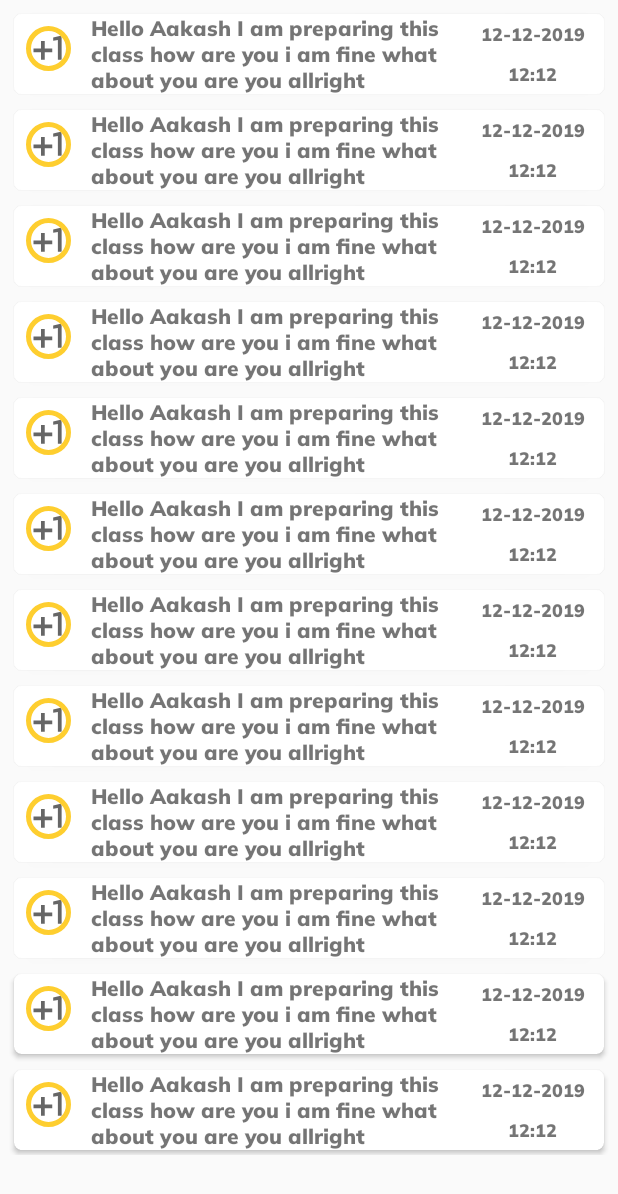
After one commit to Android-Dev-Sahara/Sahara, an Android app: the fragment GeneralPurposeNotificationFragment shown on its own in the app's theme, on a phone screen of 412 x 824 dp. The commit adds this screen. Shown: the top 1194 px of the screen. Run offline under Robolectric (Android 15) with nearby library versions, the phone set to English and light mode, and no system bars; our stand-ins replace CircleImageView; Roboto replaces fonts that are not available here.

Commit message:
Notification Fragment added with its General Amd Special type of Data bifurcation

```diff
--- a/app/build.gradle
+++ b/app/build.gradle
@@ -28,13 +28,14 @@ android {
 dependencies {
     implementation fileTree(dir: 'libs', include: ['*.jar'])
 
-    implementation 'androidx.appcompat:appcompat:1.1.0'
+    implementation 'androidx.appcompat:appcompat:1.2.0'
     implementation 'androidx.constraintlayout:constraintlayout:1.1.3'
     implementation 'androidx.legacy:legacy-support-v4:1.0.0'
+    implementation 'androidx.swiperefreshlayout:swiperefreshlayout:1.1.0'
     testImplementation 'junit:junit:4.12'
     androidTestImplementation 'androidx.test.ext:junit:1.1.1'
     androidTestImplementation 'androidx.test.espresso:espresso-core:3.2.0'
-    implementation 'com.google.android.material:material:1.1.0'
+    implementation 'com.google.android.material:material:1.2.0'
     implementation 'com.google.firebase:firebase-database:19.3.1'
     implementation 'com.google.firebase:firebase-auth:19.3.2'
     implementation 'com.google.firebase:firebase-storage:19.1.1'
--- /dev/null
+++ b/app/src/main/java/com/daiict/internship/Sahara/UserDashboard/GeneralNotificationClass.java
@@ -0,0 +1,40 @@
+package com.daiict.internship.Sahara.UserDashboard;
+
+import java.sql.Time;
+import java.util.Date;
+
+public class GeneralNotificationClass {
+    private String text_data_notification;
+    private String date;
+    private String time;
+
+    public GeneralNotificationClass(String text_data_notification, String date, String time) {
+        this.text_data_notification = text_data_notification;
+        this.date = date;
+        this.time = time;
+    }
+
+    public String getText_data_notification() {
+        return text_data_notification;
+    }
+
+    public void setText_data_notification(String text_data_notification) {
+        this.text_data_notification = text_data_notification;
+    }
+
+    public String getDate() {
+        return date;
+    }
+
+    public void setDate(String date) {
+        this.date = date;
+    }
+
+    public String getTime() {
+        return time;
+    }
+
+    public void setTime(String time) {
+        this.time = time;
+    }
+}
--- /dev/null
+++ b/app/src/main/java/com/daiict/internship/Sahara/UserDashboard/GeneralPurposeNotificationFragment.java
@@ -0,0 +1,78 @@
+package com.daiict.internship.Sahara.UserDashboard;
+
+import android.os.Bundle;
+
+import androidx.fragment.app.Fragment;
+import androidx.recyclerview.widget.LinearLayoutManager;
+import androidx.recyclerview.widget.RecyclerView;
+import androidx.swiperefreshlayout.widget.SwipeRefreshLayout;
+
+import android.view.LayoutInflater;
+import android.view.View;
+import android.view.ViewGroup;
+
+import com.daiict.internship.Sahara.R;
+
+import java.text.DateFormat;
+import java.text.SimpleDateFormat;
+import java.util.ArrayList;
+import java.util.Date;
+
+
+public class GeneralPurposeNotificationFragment extends Fragment {
+    @Override
+    public View onCreateView(LayoutInflater inflater, ViewGroup container,
+                             Bundle savedInstanceState) {
+
+        View view =  inflater.inflate(R.layout.fragment_general_purpose_notification, container, false);
+        RecyclerView rview = view.findViewById(R.id.recyclerview_notification_general_purpose);
+        rview.setHasFixedSize(true);
+        rview.setLayoutManager(new LinearLayoutManager(this.getActivity()));
+        ArrayList<GeneralNotificationClass> list=new ArrayList<GeneralNotificationClass>();
+
+        //Just For Checking Purpose
+        list.add(new GeneralNotificationClass("Hello Aakash I am preparing this class how are you i am fine what about you are you allright","12-12-2019","12:12"));
+        list.add(new GeneralNotificationClass("Hello Aakash I am preparing this class how are you i am fine what about you are you allright","12-12-2019","12:12"));
+        list.add(new GeneralNotificationClass("Hello Aakash I am preparing this class how are you i am fine what about you are you allright","12-12-2019","12:12"));
+        list.add(new GeneralNotificationClass("Hello Aakash I am preparing this class how are you i am fine what about you are you allright","12-12-2019","12:12"));
+        list.add(new GeneralNotificationClass("Hello Aakash I am preparing this class how are you i am fine what about you are you allright","12-12-2019","12:12"));
+        list.add(new GeneralNotificationClass("Hello Aakash I am preparing this class how are you i am fine what about you are you allright","12-12-2019","12:12"));
+        list.add(new GeneralNotificationClass("Hello Aakash I am preparing this class how are you i am fine what about you are you allright","12-12-2019","12:12"));
+        list.add(new GeneralNotificationClass("Hello Aakash I am preparing this class how are you i am fine what about you are you allright","12-12-2019","12:12"));
+        list.add(new GeneralNotificationClass("Hello Aakash I am preparing this class how are you i am fine what about you are you allright","12-12-2019","12:12"));
+        list.add(new GeneralNotificationClass("Hello Aakash I am preparing this class how are you i am fine what about you are you allright","12-12-2019","12:12"));
+        list.add(new GeneralNotificationClass("Hello Aakash I am preparing this class how are you i am fine what about you are you allright","12-12-2019","12:12"));
+        list.add(new GeneralNotificationClass("Hello Aakash I am preparing this class how are you i am fine what about you are you allright","12-12-2019","12:12"));
+        list.add(new GeneralNotificationClass("Hello Aakash I am preparing this class how are you i am fine what about you are you allright","12-12-2019","12:12"));
+        list.add(new GeneralNotificationClass("Hello Aakash I am preparing this class how are you i am fine what about you are you allright","12-12-2019","12:12"));
+        list.add(new GeneralNotificationClass("Hello Aakash I am preparing this class how are you i am fine what about you are you allright","12-12-2019","12:12"));
+        list.add(new GeneralNotificationClass("Hello Aakash I am preparing this class how are you i am fine what about you are you allright","12-12-2019","12:12"));
+        list.add(new GeneralNotificationClass("Hello Aakash I am preparing this class how are you i am fine what about you are you allright","12-12-2019","12:12"));
+        list.add(new GeneralNotificationClass("Hello Aakash I am preparing this class how are you i am fine what about you are you allright","12-12-2019","12:12"));
+        list.add(new GeneralNotificationClass("Hello Aakash I am preparing this class how are you i am fine what about you are you allright","12-12-2019","12:12"));
+        list.add(new GeneralNotificationClass("Hello Aakash I am preparing this class how are you i am fine what about you are you allright","12-12-2019","12:12"));
+        list.add(new GeneralNotificationClass("Hello Aakash I am preparing this class how are you i am fine what about you are you allright","12-12-2019","12:12"));
+        list.add(new GeneralNotificationClass("Hello Aakash I am preparing this class how are you i am fine what about you are you allright","12-12-2019","12:12"));
+        list.add(new GeneralNotificationClass("Hello Aakash I am preparing this class how are you i am fine what about you are you allright","12-12-2019","12:12"));
+        list.add(new GeneralNotificationClass("Hello Aakash I am preparing this class how are you i am fine what about you are you allright","12-12-2019","12:12"));
+        list.add(new GeneralNotificationClass("Hello Aakash I am preparing this class how are you i am fine what about you are you allright","12-12-2019","12:12"));
+        list.add(new GeneralNotificationClass("Hello Aakash I am preparing this class how are you i am fine what about you are you allright","12-12-2019","12:12"));
+        //Delete above One once checked
+        final NotificationGeneralNotificationAdapter notificationGeneralNotificationAdapter = new NotificationGeneralNotificationAdapter(this.getActivity(),list);
+        rview.setAdapter(notificationGeneralNotificationAdapter);
+
+        SwipeRefreshLayout swipeRefreshLayout = view.findViewById(R.id.swiper_notification_general_purpose);
+        swipeRefreshLayout.setOnRefreshListener(new SwipeRefreshLayout.OnRefreshListener() {
+            @Override
+            public void onRefresh() {
+                //Add the code to update the data from database
+
+                notificationGeneralNotificationAdapter.notifyDataSetChanged();
+            }
+        });
+
+
+
+        return view;
+    }
+}
--- /dev/null
+++ b/app/src/main/java/com/daiict/internship/Sahara/UserDashboard/NotificationGeneralNotificationAdapter.java
@@ -0,0 +1,59 @@
+package com.daiict.internship.Sahara.UserDashboard;
+
+import android.content.Context;
+import android.view.LayoutInflater;
+import android.view.View;
+import android.view.ViewGroup;
+import android.widget.TextView;
+
+import androidx.annotation.NonNull;
+import androidx.recyclerview.widget.RecyclerView;
+
+import com.daiict.internship.Sahara.R;
+
+import java.util.ArrayList;
+
+public class NotificationGeneralNotificationAdapter extends RecyclerView.Adapter<NotificationGeneralNotificationAdapter.ViewHolder> {
+
+    public NotificationGeneralNotificationAdapter(Context context, ArrayList<GeneralNotificationClass> list) {
+        this.context = context;
+        this.list = list;
+    }
+
+    Context context;
+    ArrayList<GeneralNotificationClass> list;
+
+    @NonNull
+    @Override
+    public ViewHolder onCreateViewHolder(@NonNull ViewGroup parent, int viewType) {
+        LayoutInflater layoutInflater = LayoutInflater.from(context);
+        View view = layoutInflater.inflate(R.layout.cardview_notification_general_purpose,parent,false);
+        return  new NotificationGeneralNotificationAdapter.ViewHolder(view);
+    }
+
+    @Override
+    public void onBindViewHolder(@NonNull ViewHolder holder, int position) {
+        GeneralNotificationClass object = list.get(position);
+        holder.textView_notify.setText(object.getText_data_notification());
+        holder.textView_date.setText(object.getDate().toString());
+        holder.textView_time.setText(object.getTime().toString());
+    }
+
+    @Override
+    public int getItemCount() {
+        return list.size();
+    }
+
+    public class ViewHolder extends RecyclerView.ViewHolder{
+        TextView textView_notify,textView_date,textView_time;
+        public ViewHolder(@NonNull View itemView) {
+            super(itemView);
+            textView_notify = itemView.findViewById(R.id.general_notification_display);
+            textView_date = itemView.findViewById(R.id.general_notification_date);
+            textView_time = itemView.findViewById(R.id.general_notification_time);
+
+        }
+
+
+    }
+}
--- a/app/src/main/java/com/daiict/internship/Sahara/UserDashboard/adapter.java
+++ b/app/src/main/java/com/daiict/internship/Sahara/UserDashboard/adapter.java
@@ -40,7 +40,6 @@ public class adapter extends RecyclerView.Adapter<adapter.MyViewHolder> {
         holder.weight.setText(Float.toString(item.getWeight()));
         holder.spoilage.setText(Boolean .toString(item.isSpoilage()));
 
-
     }
 
 
--- /dev/null
+++ b/app/src/main/res/drawable/general_notification.xml
@@ -0,0 +1,10 @@
+<vector xmlns:android="http://schemas.android.com/apk/res/android"
+    android:width="24dp"
+    android:height="24dp"
+    android:viewportWidth="24"
+    android:viewportHeight="24"
+    android:tint="?attr/colorControlNormal">
+  <path
+      android:fillColor="@android:color/white"
+      android:pathData="M10,8L8,8v4L4,12v2h4v4h2v-4h4v-2h-4zM14.5,6.08L14.5,7.9l2.5,-0.5L17,18h2L19,5z"/>
+</vector>
--- /dev/null
+++ b/app/src/main/res/layout/cardview_notification_general_purpose.xml
@@ -0,0 +1,78 @@
+<?xml version="1.0" encoding="utf-8"?>
+<LinearLayout xmlns:android="http://schemas.android.com/apk/res/android"
+    android:layout_width="match_parent"
+    android:layout_height="wrap_content"
+    xmlns:app="http://schemas.android.com/apk/res-auto"
+    android:orientation="vertical">
+    <androidx.cardview.widget.CardView
+        android:id="@+id/card_notification_general_notification"
+        android:layout_width="match_parent"
+        android:layout_height="wrap_content"
+        android:elevation="10dp"
+        app:cardCornerRadius="5dp"
+        android:layout_margin="5dp"
+        app:cardBackgroundColor="@color/white">
+        <LinearLayout
+            android:layout_width="match_parent"
+            android:layout_height="wrap_content"
+            android:weightSum="10"
+            android:orientation="horizontal">
+        <de.hdodenhof.circleimageview.CircleImageView
+            android:id="@+id/circleImageView"
+            android:layout_width="30dp"
+            android:layout_height="30dp"
+            android:layout_marginStart="8dp"
+            android:layout_weight="0"
+            android:layout_marginTop="8dp"
+            android:layout_marginEnd="8dp"
+            android:layout_marginBottom="8dp"
+            android:src="@drawable/general_notification"
+            app:civ_border_color="@color/colorPrimary"
+            app:civ_border_width="3dp"/>
+        <TextView
+            android:id="@+id/general_notification_display"
+            android:layout_marginStart="5dp"
+            android:layout_gravity="center"
+            android:layout_marginEnd="2dp"
+            android:layout_width="0dp"
+            android:fontFamily="@font/muli_black"
+            android:layout_height="wrap_content"
+            android:layout_weight="7.5"
+            android:text="Hello World Hw are you"/>
+
+            <LinearLayout
+                android:layout_width="0dp"
+                android:layout_weight="2.5"
+                android:layout_gravity="center"
+                android:layout_marginEnd="5dp"
+                android:layout_height="wrap_content"
+                android:orientation="vertical">
+                <TextView
+                    android:id="@+id/general_notification_date"
+                    android:layout_gravity="center"
+                    android:layout_width="wrap_content"
+                    android:textSize="12sp"
+                    android:fontFamily="@font/muli_black"
+                    android:layout_marginBottom="5dp"
+                    android:layout_height="wrap_content"
+                    android:text="Date"/>
+                <TextView
+                    android:id="@+id/general_notification_time"
+                    android:layout_gravity="center"
+                    android:textAlignment="center"
+                    android:layout_width="wrap_content"
+                    android:fontFamily="@font/muli_black"
+                    android:layout_marginTop="5dp"
+                    android:layout_height="wrap_content"
+                    android:textSize="12sp"
+                    android:text="Time"/>
+
+
+
+            </LinearLayout>
+        </LinearLayout>
+
+
+    </androidx.cardview.widget.CardView>
+
+</LinearLayout>
--- /dev/null
+++ b/app/src/main/res/layout/fragment_general_purpose_notification.xml
@@ -0,0 +1,23 @@
+<?xml version="1.0" encoding="utf-8"?>
+<RelativeLayout xmlns:android="http://schemas.android.com/apk/res/android"
+    xmlns:tools="http://schemas.android.com/tools"
+    android:layout_width="match_parent"
+    android:layout_height="match_parent"
+    tools:context=".UserDashboard.GeneralPurposeNotificationFragment">
+
+
+        <androidx.swiperefreshlayout.widget.SwipeRefreshLayout
+            android:id="@+id/swiper_notification_general_purpose"
+            android:layout_width="match_parent"
+            android:layout_height="wrap_content"
+            android:layout_marginBottom="50dp">
+
+            <androidx.recyclerview.widget.RecyclerView
+                android:id="@+id/recyclerview_notification_general_purpose"
+                android:layout_width="match_parent"
+                android:layout_height="match_parent"
+                android:padding="4dp"
+                android:layout_marginBottom="50dp"/>
+        </androidx.swiperefreshlayout.widget.SwipeRefreshLayout>
+
+    </RelativeLayout>
--- a/app/src/main/res/values/colors.xml
+++ b/app/src/main/res/values/colors.xml
@@ -8,4 +8,5 @@
     <color name="transparent">#00000000</color>
     <color name="red">#d50000</color>
     <color  name="lightwhite">#f8f8ff</color>
+    <color name ="blue">#0A2DF3</color>
 </resources>
```
Also changed, not shown: app/src/main/java/com/daiict/internship/Sahara/UserDashboard/DonationAcceptRejectAdapter.java (added, +67 -0 lines), app/src/main/java/com/daiict/internship/Sahara/UserDashboard/NotificationFragmentAdapter.java (added, +30 -0 lines), app/src/main/java/com/daiict/internship/Sahara/UserDashboard/NotificationsFragment.java (+55 -1 lines), app/src/main/java/com/daiict/internship/Sahara/UserDashboard/SpecialPurposeNotifcationFragment.java (added, +44 -0 lines), app/src/main/res/drawable/accept_donation_image_notification_special.xml (added, +10 -0 lines), app/src/main/res/drawable/deny_donation_image_notification_special.xml (added, +10 -0 lines), app/src/main/res/drawable/general_purpose_notifications_frag.xml (added, +10 -0 lines), app/src/main/res/drawable/notification_accept_frag.xml (added, +10 -0 lines), app/src/main/res/layout/cardview_notification_special_purpose.xml (added, +119 -0 lines), app/src/main/res/layout/fragment_notifications.xml (+25 -6 lines), app/src/main/res/layout/fragment_special_purpose_notifcation.xml (added, +23 -0 lines).
